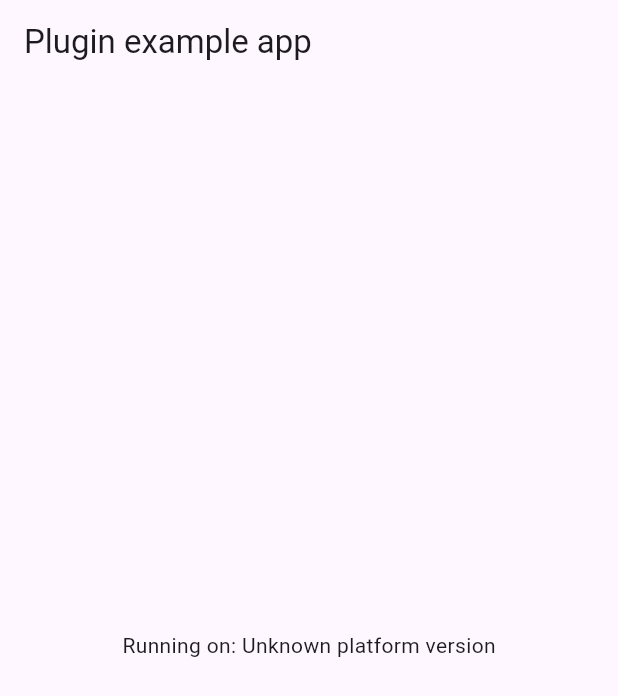
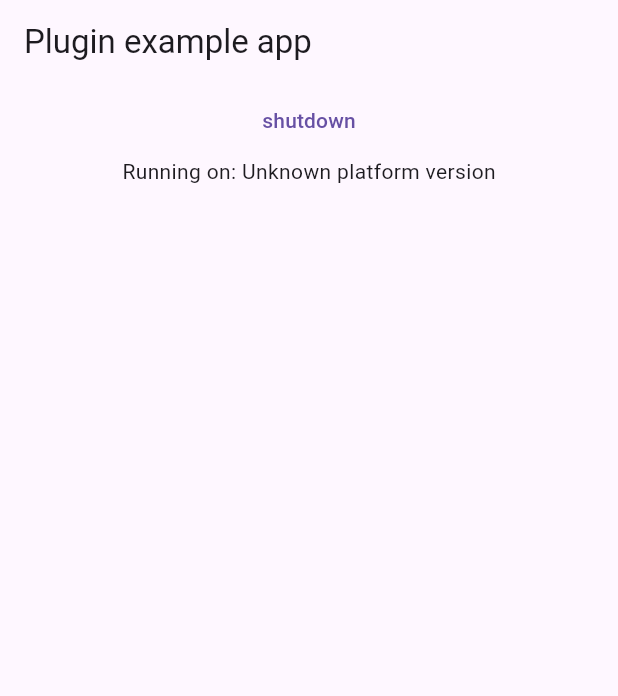
Before and after one commit to fullstorydev/fullstory-flutter, a Flutter app: the screen it shows after launch, on a phone screen of 412 x 824 dp. Shown: the top 696 px of the screen. Run offline on Flutter 3.47's test engine with Material 3 defaults, Android fonts, the phone set to English and light mode, and no system bars; our stand-ins replace plugin_platform_interface.

Commit message:
add shutdown button to example iOS app

```diff
--- a/example/lib/main.dart
+++ b/example/lib/main.dart
@@ -17,7 +17,8 @@ class MyApp extends StatefulWidget {
 
 class _MyAppState extends State<MyApp> {
   String _platformVersion = 'Unknown';
-  final _fullstoryFlutterPlugin = FullstoryFlutter();
+  final _fs =
+      FullstoryFlutter(); // todo: make this static instead of an instance
 
   @override
   void initState() {
@@ -32,7 +33,7 @@ class _MyAppState extends State<MyApp> {
     // We also handle the message potentially returning null.
     try {
       platformVersion =
-          await _fullstoryFlutterPlugin.getPlatformVersion() ?? 'Unknown platform version';
+          await _fs.getPlatformVersion() ?? 'Unknown platform version';
     } on PlatformException {
       platformVersion = 'Failed to get platform version.';
     }
@@ -55,7 +56,12 @@ class _MyAppState extends State<MyApp> {
           title: const Text('Plugin example app'),
         ),
         body: Center(
-          child: Text('Running on: $_platformVersion\n'),
+          child: Column(
+            children: [
+              TextButton(onPressed: _fs.shutdown, child: Text("shutdown")),
+              Text('Running on: $_platformVersion\n'),
+            ],
+          ),
         ),
       ),
     );
```
